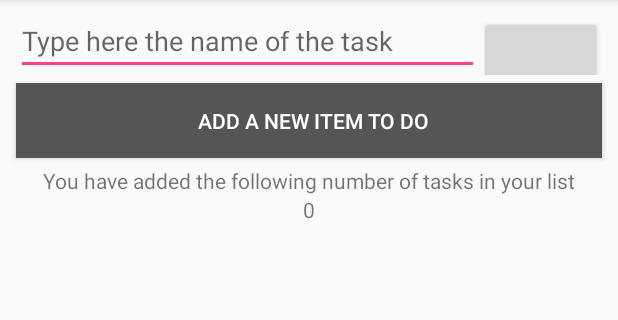
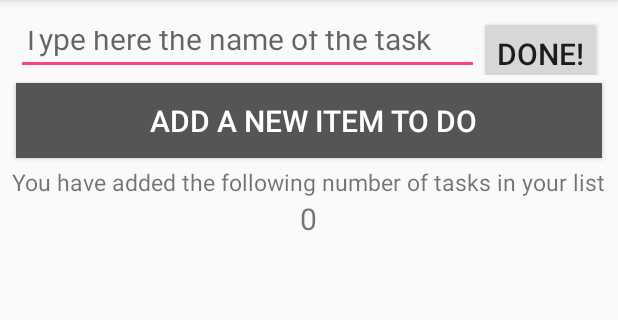
Before and after one commit to AayushChaturvedi/JustDoIt, an Android app: the screen it shows after launch (MainActivity), on a phone screen of 412 x 824 dp, the part 84-404 px from its top. Run offline under Robolectric (Android 15) with nearby library versions, the light colour scheme and no system bars.

Commit message:
Fixed Phone size issue

```diff
--- a/app/src/main/res/layout/activity_main.xml
+++ b/app/src/main/res/layout/activity_main.xml
@@ -6,12 +6,13 @@
         android:layout_width="match_parent"
         android:layout_height="wrap_content"
         android:layout_margin="5dp"
-        android:orientation="vertical" >
+        android:orientation="vertical">
         <LinearLayout
+            android:id="@+id/parent_linear_layout"
             android:layout_width="match_parent"
             android:layout_height="wrap_content"
-            android:id="@+id/parent_linear_layout"
             android:orientation="vertical">
+
             <LinearLayout xmlns:android="http://schemas.android.com/apk/res/android"
                 android:layout_width="match_parent"
                 android:layout_height="50dp"
@@ -23,13 +24,16 @@
                     android:layout_width="0dp"
                     android:layout_height="match_parent"
                     android:layout_weight="5"
-                android:hint="@string/type_here_the_name_of_the_task"/>
+                    android:hint="@string/type_here_the_name_of_the_task"
+                    android:textSize="20sp"/>
                 <Button
                     android:id="@+id/delete_button"
                     android:layout_width="20dp"
                     android:layout_height="50dp"
                     android:layout_weight="1"
-                android:onClick="onDelete" />
+                    android:onClick="onDelete"
+                    android:text="@string/done"
+                    android:textSize="20sp"/>
             </LinearLayout>
         </LinearLayout>
         <Button
@@ -44,13 +48,15 @@
             android:onClick="onAddField"
             android:textColor="#FFF"
             android:text="@string/add_a_new_item_to_do"
-            android:paddingLeft="5dp"/>
+            android:paddingLeft="5dp"
+            android:textSize="20sp"/>
         <TextView
             android:layout_width="wrap_content"
             android:layout_height="wrap_content"
-            android:text="You have added the following number of tasks in your list"
+            android:text="@string/you_have_added_the_following_number_of_tasks_in_your_list"
             android:layout_gravity="center"
-            android:layout_weight="1" />
+            android:layout_weight="1"
+            android:textSize="15sp"/>
         <TextView
             android:layout_width="wrap_content"
             android:layout_height="wrap_content"
@@ -58,6 +64,7 @@
             android:text="@string/zero"
             android:layout_weight="1"
             android:layout_gravity="center"
-            />
+            android:textSize="20sp"
+            android:layout_marginHorizontal="5dp"/>
     </LinearLayout>
 </ScrollView>
--- a/app/src/main/res/values/strings.xml
+++ b/app/src/main/res/values/strings.xml
@@ -3,4 +3,6 @@
     <string name="add_a_new_item_to_do">Add a new item to do</string>
     <string name="type_here_the_name_of_the_task">Type here the name of the task</string>
     <string name="zero">0</string>
+    <string name="done">DONE!</string>
+    <string name="you_have_added_the_following_number_of_tasks_in_your_list">You have added the following number of tasks in your list</string>
 </resources>
```
Lines whose indentation alone changed are shown as unchanged.
